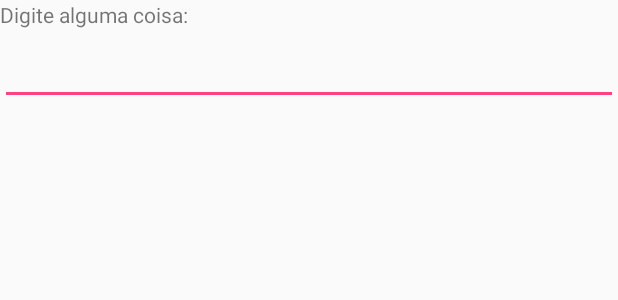
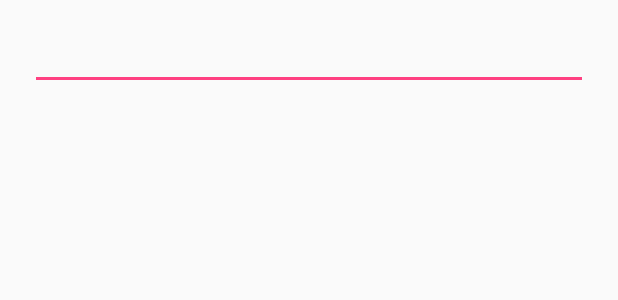
Before and after one commit to mathnogueira/android, an Android app: the layout dialog_input.xml on its own in the app's theme, with its tools: preview values and no code run, on a phone screen of 412 x 824 dp. Shown: the top 300 px of the screen. Run offline under Robolectric (Android 15) with nearby library versions, the phone set to English and light mode, and no system bars.

Commit message:
Adiciona título ao dialog de input e adiciona margem ao input

```diff
--- a/app/src/main/java/pink/dcc/ufla/br/wiplayer/utils/windows/InputDialog.java
+++ b/app/src/main/java/pink/dcc/ufla/br/wiplayer/utils/windows/InputDialog.java
@@ -32,6 +32,7 @@ public class InputDialog {
     public AlertDialog build() {
         AlertDialog.Builder builder = new AlertDialog.Builder(activity);
         builder.setView(buildView())
+                .setTitle(title)
                 .setPositiveButton("OK", (dialog, which) -> {
                     EditText inputText = (EditText) ((Dialog) dialog).findViewById(R.id.dialog_input_text);
                     String answer = inputText.getText().toString();
--- a/app/src/main/res/layout/dialog_input.xml
+++ b/app/src/main/res/layout/dialog_input.xml
@@ -8,15 +8,13 @@
         android:layout_height="match_parent"
         android:orientation="vertical">
 
-        <TextView
-            android:layout_width="match_parent"
-            android:layout_height="30dp"
-            android:text="Digite alguma coisa:" />
-
         <EditText
             android:id="@+id/dialog_input_text"
             android:layout_width="match_parent"
-            android:layout_height="40dp" />
+            android:layout_height="40dp"
+            android:layout_marginTop="20dp"
+            android:layout_marginLeft="20dp"
+            android:layout_marginRight="20dp" />
 
     </LinearLayout>
 
```
